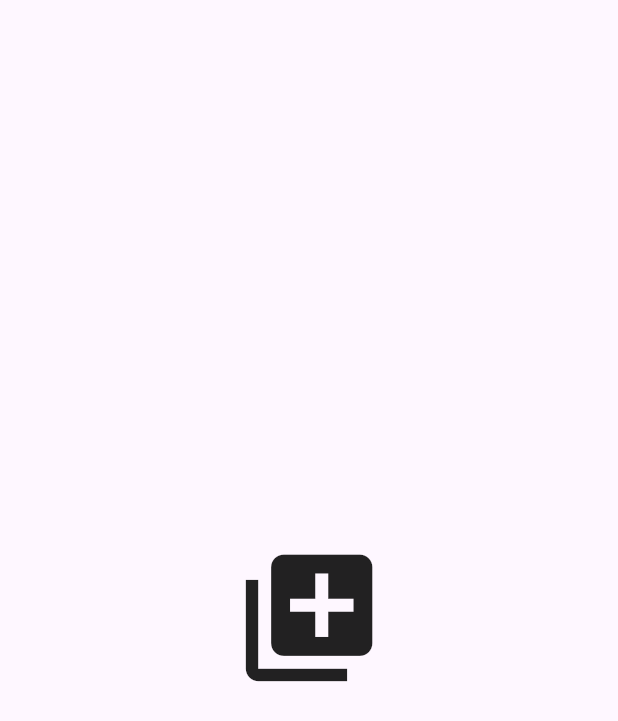
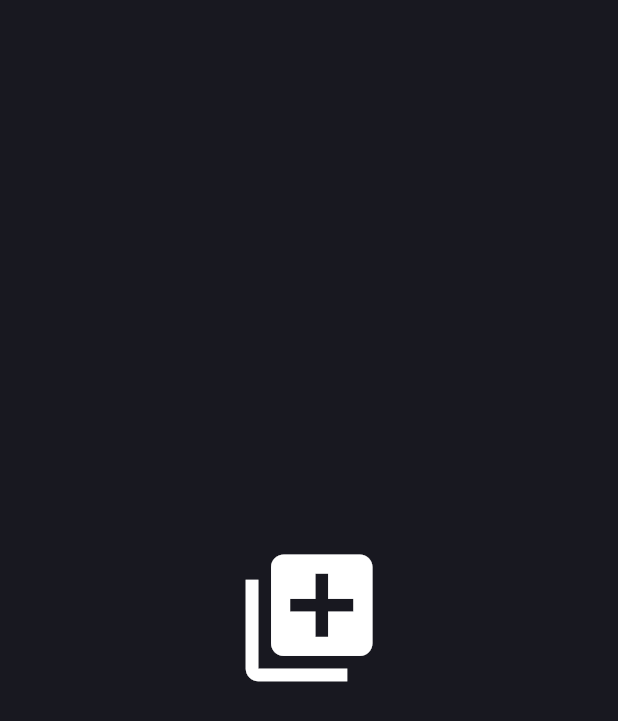
Before and after one commit to mohamadnafe14-arch/Blog-App, a Flutter app: the SplashView screen opened by its route, on a phone screen of 412 x 824 dp. Shown: the top 721 px of the screen. Run offline on Flutter 3.47's test engine with Material 3 defaults, Android fonts, the phone set to English and light mode, and no system bars; our stand-ins replace flutter_screenutil, go_router.

Commit message:
adding the app theme

```diff
--- a/lib/core/theme/app_palette.dart
+++ b/lib/core/theme/app_palette.dart
@@ -1,6 +1,6 @@
 import 'package:flutter/material.dart';
 
-class AppPallete {
+abstract class AppPallete {
   static const Color backgroundColor = Color.fromRGBO(24, 24, 32, 1);
   static const Color gradient1 = Color.fromRGBO(187, 63, 221, 1);
   static const Color gradient2 = Color.fromRGBO(251, 109, 169, 1);
--- /dev/null
+++ b/lib/core/theme/app_theme.dart
@@ -0,0 +1,8 @@
+import 'package:blog_app/core/theme/app_palette.dart';
+import 'package:flutter/material.dart';
+
+class AppTheme {
+  static final appTheme = ThemeData.dark().copyWith(
+    scaffoldBackgroundColor: AppPallete.backgroundColor,
+  );
+}
--- a/lib/main.dart
+++ b/lib/main.dart
@@ -1,3 +1,4 @@
+import 'package:blog_app/core/theme/app_theme.dart';
 import 'package:blog_app/core/utils/app_router.dart';
 import 'package:flutter/material.dart';
 import 'package:flutter_screenutil/flutter_screenutil.dart';
@@ -15,9 +16,10 @@ class BlogApp extends StatelessWidget {
       designSize: const Size(375, 812),
       minTextAdapt: true,
       splitScreenMode: true,
-      builder: (context, child) =>  MaterialApp.router(
+      builder: (context, child) => MaterialApp.router(
         routerConfig: AppRouter.appRouter,
         debugShowCheckedModeBanner: false,
+        theme: AppTheme.appTheme,
       ),
     );
   }
```
Also changed, not shown: lib/features/auth/presentation/views/sign_in_view.dart (+11 -1 lines).
